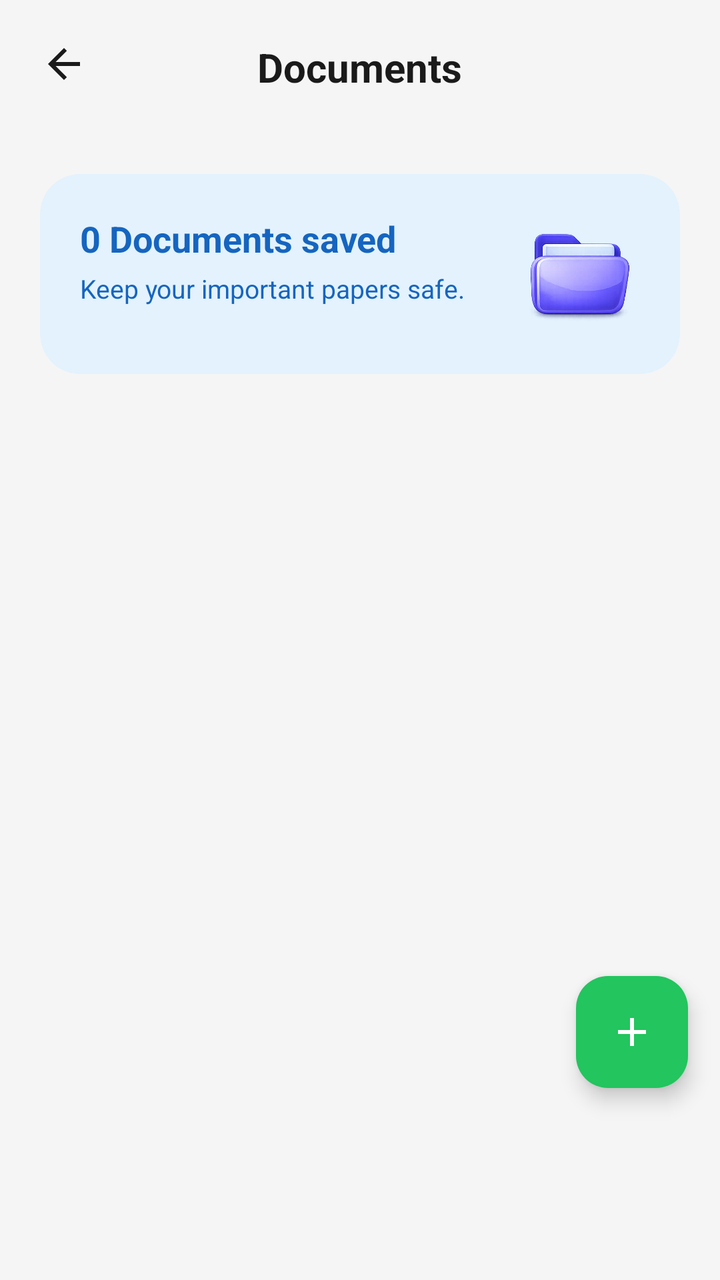
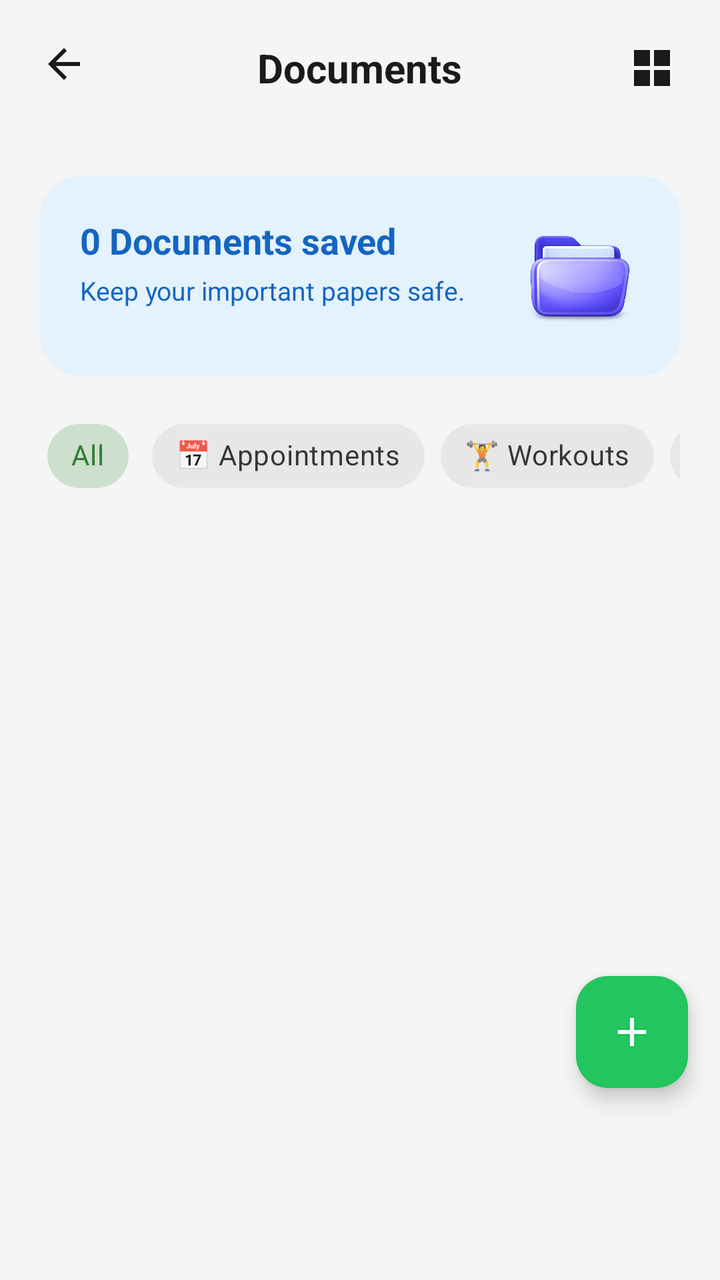

An Android layout rendered at two revisions. The XML below is the earlier revision; the diff shows what the commit changed to produce the second picture.
<!-- AndroidManifest.xml: application theme Theme.FridgeWise -->
<!-- res/layout/fragment_document_list.xml -->
<?xml version="1.0" encoding="utf-8"?>
<androidx.constraintlayout.widget.ConstraintLayout xmlns:android="http://schemas.android.com/apk/res/android"
    xmlns:app="http://schemas.android.com/apk/res-auto"
    xmlns:tools="http://schemas.android.com/tools"
    android:layout_width="match_parent"
    android:layout_height="match_parent"
    android:background="@color/bg_primary">

    
    <FrameLayout
        android:id="@+id/headerContainer"
        android:layout_width="match_parent"
        android:layout_height="wrap_content"
        app:layout_constraintTop_toTopOf="parent">

        
        <RelativeLayout
            android:id="@+id/headerLayout"
            android:layout_width="match_parent"
            android:layout_height="wrap_content"
            android:padding="20dp"
            android:visibility="visible">

            <ImageView
                android:id="@+id/btnBack"
                android:layout_width="24dp"
                android:layout_height="24dp"
                android:src="@drawable/outline_arrow_back_24"
                app:tint="@color/text_primary" />

            <TextView
                android:layout_width="wrap_content"
                android:layout_height="wrap_content"
                android:layout_centerInParent="true"
                android:text="Documents"
                android:textColor="@color/text_primary"
                android:textSize="20sp"
                android:textStyle="bold" />
        </RelativeLayout>

        
        <androidx.appcompat.widget.Toolbar
            android:id="@+id/selectionToolbar"
            android:layout_width="match_parent"
            android:layout_height="?attr/actionBarSize"
            android:background="@color/bg_primary"
            android:visibility="gone"
            app:navigationIcon="@drawable/ic_close"
            app:navigationIconTint="@color/text_primary">

            <LinearLayout
                android:layout_width="wrap_content"
                android:layout_height="match_parent"
                android:gravity="center_vertical"
                android:orientation="horizontal">

                <CheckBox
                    android:id="@+id/cbSelectAll"
                    android:layout_width="28dp"
                    android:layout_height="28dp"
                    android:button="@drawable/ic_check_tick"
                    android:buttonTint="@color/green_primary" />

                <TextView
                    android:id="@+id/tvSelectionCount"
                    android:layout_width="wrap_content"
                    android:layout_height="wrap_content"
                    android:layout_marginStart="12dp"
                    android:text="0 selected"
                    android:textColor="@color/text_primary"
                    android:textSize="18sp"
                    android:textStyle="bold" />
            </LinearLayout>
        </androidx.appcompat.widget.Toolbar>
    </FrameLayout>

    <androidx.core.widget.NestedScrollView
        android:layout_width="match_parent"
        android:layout_height="0dp"
        app:layout_constraintBottom_toBottomOf="parent"
        app:layout_constraintTop_toBottomOf="@id/headerContainer">

        <LinearLayout
            android:layout_width="match_parent"
            android:layout_height="wrap_content"
            android:orientation="vertical"
            android:padding="20dp">

            
            <com.google.android.material.card.MaterialCardView
                android:layout_width="match_parent"
                android:layout_height="wrap_content"
                app:cardBackgroundColor="@color/doc_banner_bg"
                app:cardCornerRadius="20dp"
                app:cardElevation="0dp"
                app:strokeWidth="0dp">

                <RelativeLayout
                    android:layout_width="match_parent"
                    android:layout_height="wrap_content"
                    android:padding="20dp">

                    <TextView
                        android:id="@+id/tvDocCount"
                        android:layout_width="wrap_content"
                        android:layout_height="wrap_content"
                        android:text="0 Documents saved"
                        android:textColor="@color/doc_primary"
                        android:textSize="18sp"
                        android:textStyle="bold" />

                    <TextView
                        android:layout_width="wrap_content"
                        android:layout_height="wrap_content"
                        android:layout_below="@id/tvDocCount"
                        android:layout_marginTop="4dp"
                        android:text="Keep your important papers safe."
                        android:textColor="@color/doc_primary"
                        android:textSize="13sp" />

                    <ImageView
                        android:layout_width="60dp"
                        android:layout_height="60dp"
                        android:layout_alignParentEnd="true"
                        android:layout_centerVertical="true"
                        android:src="@drawable/v02_img_icons_doccc" />
                </RelativeLayout>
            </com.google.android.material.card.MaterialCardView>

            <androidx.recyclerview.widget.RecyclerView
                android:id="@+id/rvDocuments"
                android:layout_width="match_parent"
                android:layout_height="wrap_content"
                android:layout_marginTop="20dp"
                android:nestedScrollingEnabled="false"
                tools:listitem="@layout/item_document" />

            
            <LinearLayout
                android:id="@+id/llEmptyState"
                android:layout_width="match_parent"
                android:layout_height="wrap_content"
                android:layout_marginTop="60dp"
                android:gravity="center"
                android:orientation="vertical"
                android:visibility="gone"
                tools:visibility="visible">

                <ImageView
                    android:layout_width="160dp"
                    android:layout_height="160dp"
                    android:src="@drawable/v02_img_icons_doccc"
                    android:alpha="0.4" />

                <TextView
                    android:layout_width="wrap_content"
                    android:layout_height="wrap_content"
                    android:layout_marginTop="20dp"
                    android:text="No documents yet"
                    android:textColor="@color/text_primary"
                    android:textSize="18sp"
                    android:textStyle="bold" />

                <TextView
                    android:layout_width="wrap_content"
                    android:layout_height="wrap_content"
                    android:layout_marginTop="8dp"
                    android:text="Tap + to save your first prescription or receipt"
                    android:textColor="@color/text_secondary"
                    android:textSize="14sp" />
            </LinearLayout>

        </LinearLayout>
    </androidx.core.widget.NestedScrollView>



    <com.google.android.material.floatingactionbutton.FloatingActionButton
        android:id="@+id/fabAddDoc"
        android:layout_width="wrap_content"
        android:layout_height="wrap_content"
        android:layout_marginEnd="16dp"
        android:layout_marginBottom="96dp"
        android:src="@drawable/ic_add"
        app:backgroundTint="#22C55E"
        app:layout_constraintBottom_toBottomOf="parent"
        app:layout_constraintEnd_toEndOf="parent"
        app:tint="@color/white" />

</androidx.constraintlayout.widget.ConstraintLayout>
<!-- res/layout/item_document.xml (included above) -->
<?xml version="1.0" encoding="utf-8"?>
<com.google.android.material.card.MaterialCardView xmlns:android="http://schemas.android.com/apk/res/android"
    xmlns:app="http://schemas.android.com/apk/res-auto"
    android:id="@+id/docCard"
    android:layout_width="match_parent"
    android:layout_height="wrap_content"
    android:layout_marginHorizontal="16dp"
    android:layout_marginVertical="6dp"
    app:cardBackgroundColor="@color/doc_item_card_bg"
    app:cardCornerRadius="16dp"
    app:cardElevation="0dp"
    app:strokeColor="@color/doc_item_card_stroke"
    app:strokeWidth="1.2dp">

    <RelativeLayout
        android:layout_width="match_parent"
        android:layout_height="wrap_content"
        android:padding="12dp">

            <com.google.android.material.card.MaterialCardView
                android:id="@+id/imgDocContainer"
                android:layout_width="60dp"
                android:layout_height="60dp"
                app:cardBackgroundColor="@color/doc_item_well_bg"
                app:cardCornerRadius="10dp"
                app:cardElevation="0dp">

                <ImageView
                    android:id="@+id/ivDocThumbnail"
                    android:layout_width="match_parent"
                    android:layout_height="match_parent"
                    android:scaleType="centerCrop"
                    android:src="@drawable/v02_img_icons_doccc" />
            </com.google.android.material.card.MaterialCardView>

            <LinearLayout
                android:layout_width="match_parent"
                android:layout_height="wrap_content"
                android:layout_centerVertical="true"
                android:layout_marginStart="16dp"
                android:layout_toStartOf="@id/btnDownload"
                android:layout_toEndOf="@id/imgDocContainer"
                android:orientation="vertical">

                <TextView
                    android:id="@+id/tvDocName"
                    android:layout_width="wrap_content"
                    android:layout_height="wrap_content"
                    android:text="Health Insurance"
                    android:textColor="@color/doc_item_text_primary"
                    android:textSize="16sp"
                    android:textStyle="bold" />

                <TextView
                    android:id="@+id/tvDocCategory"
                    android:layout_width="wrap_content"
                    android:layout_height="wrap_content"
                    android:layout_marginTop="2dp"
                    android:text="Personal"
                    android:textColor="@color/doc_item_text_secondary"
                    android:textSize="13sp" />
            </LinearLayout>

            <ImageView
                android:id="@+id/btnDownload"
                android:layout_width="24dp"
                android:layout_height="24dp"
                android:layout_centerVertical="true"
                android:layout_marginEnd="12dp"
                android:layout_toStartOf="@id/btnMore"
                android:background="?attr/selectableItemBackgroundBorderless"
                android:padding="2dp"
                android:src="@drawable/ic_download"
                app:tint="@color/doc_primary" />

            <ImageView
                android:id="@+id/btnMore"
                android:layout_width="24dp"
                android:layout_height="24dp"
                android:layout_alignParentEnd="true"
                android:layout_centerVertical="true"
                android:background="?attr/selectableItemBackgroundBorderless"
                android:src="@drawable/ic_more_vert"
                app:tint="@color/doc_item_text_secondary" />

        </RelativeLayout>
    </com.google.android.material.card.MaterialCardView>
<!-- resources referenced by this layout -->
<resources>
  <color name="bg_primary">#F5F5F5</color>
  <color name="doc_banner_bg">#E3F2FD</color>
  <color name="doc_item_card_bg">#FFFFFF</color>
  <color name="doc_item_card_stroke">#F0F0F0</color>
  <color name="doc_item_text_primary">#1A1A1A</color>
  <color name="doc_item_text_secondary">#757575</color>
  <color name="doc_item_well_bg">#F5F5F5</color>
  <color name="doc_primary">#1565C0</color>
  <color name="green_primary">#2E7D32</color>
  <color name="text_primary">#1A1A1A</color>
  <color name="text_secondary">#757575</color>
  <color name="white">#FFFFFF</color>
  <!-- drawable ic_add (drawable) -->
  <vector xmlns:android="http://schemas.android.com/apk/res/android"
      android:width="24dp"
      android:height="24dp"
      android:viewportWidth="24"
      android:viewportHeight="24">
    <path
        android:fillColor="#FF000000"
        android:pathData="M19,13h-6v6h-2v-6H5v-2h6V5h2v6h6v2z"/>
  </vector>
  <!-- drawable ic_check_tick (drawable) -->
  <vector xmlns:android="http://schemas.android.com/apk/res/android"
      android:width="24dp"
      android:height="24dp"
      android:viewportWidth="24"
      android:viewportHeight="24">
      <path
          android:fillColor="#FFFFFF"
          android:pathData="M9,16.17L4.83,12l-1.42,1.41L9,19 21,7l-1.41,-1.41z"/>
  </vector>
  <style name="Theme.FridgeWise" parent="Base.Theme.FridgeWise" />
  <color name="bg_secondary">#FFFFFF</color>
  <color name="green_pale">#E8F5E9</color>
  <color name="profile_accent_teal">#2DD4BF</color>
  <color name="surface_elevated">#FFFFFF</color>
  <color name="divider_color">#EEEEEE</color>
  <style name="TextAppearance.App.TitleLarge" parent="TextAppearance.Material3.TitleLarge">
          <item name="android:textStyle">bold</item>
          <item name="android:textColor">@color/text_primary</item>
      </style>
  <style name="TextAppearance.App.TitleMedium" parent="TextAppearance.Material3.TitleMedium">
          <item name="android:textStyle">bold</item>
          <item name="android:textColor">@color/text_primary</item>
      </style>
  <style name="TextAppearance.App.BodyLarge" parent="TextAppearance.Material3.BodyLarge">
          <item name="android:textColor">@color/text_primary</item>
      </style>
  <style name="TextAppearance.App.BodyMedium" parent="TextAppearance.Material3.BodyMedium">
          <item name="android:textColor">@color/text_secondary</item>
      </style>
  <style name="TextAppearance.App.LabelLarge" parent="TextAppearance.Material3.LabelLarge">
          <item name="android:textColor">@color/green_primary</item>
          <item name="android:textStyle">bold</item>
      </style>
  <style name="Widget.App.FloatingActionButton" parent="Widget.Material3.FloatingActionButton.Primary">
          <item name="backgroundTint">@color/green_primary</item>
          <item name="tint">@color/white</item>
      </style>
  <!-- unchanged entries left out for length: 6 -->
</resources>

<!-- the commit's change to res/layout/fragment_document_list.xml (unified diff, before → after) -->
@@ -36,6 +36,18 @@
                 android:textColor="@color/text_primary"
                 android:textSize="20sp"
                 android:textStyle="bold" />
+
+            <ImageView
+                android:id="@+id/btnToggleView"
+                android:layout_width="28dp"
+                android:layout_height="28dp"
+                android:layout_alignParentEnd="true"
+                android:layout_centerVertical="true"
+                android:background="?attr/selectableItemBackgroundBorderless"
+                android:padding="2dp"
+                android:src="@drawable/ic_view_grid"
+                app:tint="@color/text_primary"
+                tools:ignore="ContentDescription" />
         </RelativeLayout>
 
         
@@ -127,11 +139,63 @@
                 </RelativeLayout>
             </com.google.android.material.card.MaterialCardView>
 
+            
+            <HorizontalScrollView
+                android:layout_width="match_parent"
+                android:layout_height="wrap_content"
+                android:layout_marginTop="16dp"
+                android:scrollbars="none">
+
+                <com.google.android.material.chip.ChipGroup
+                    android:id="@+id/cgDocCategories"
+                    android:layout_width="wrap_content"
+                    android:layout_height="wrap_content"
+                    app:singleSelection="true"
+                    app:singleLine="true">
+
+                    <com.google.android.material.chip.Chip
+                        android:id="@+id/chipFilterAll"
+                        style="@style/Widget.MaterialComponents.Chip.Choice"
+                        android:layout_width="wrap_content"
+                        android:layout_height="wrap_content"
+                        android:checked="true"
+                        android:text="All" />
+
+                    <com.google.android.material.chip.Chip
+                        android:id="@+id/chipFilterAppointments"
+                        style="@style/Widget.MaterialComponents.Chip.Choice"
+                        android:layout_width="wrap_content"
+                        android:layout_height="wrap_content"
+                        android:text="📅 Appointments" />
+
+                    <com.google.android.material.chip.Chip
+                        android:id="@+id/chipFilterWorkouts"
+                        style="@style/Widget.MaterialComponents.Chip.Choice"
+                        android:layout_width="wrap_content"
+                        android:layout_height="wrap_content"
+                        android:text="🏋️ Workouts" />
+
+                    <com.google.android.material.chip.Chip
+                        android:id="@+id/chipFilterMedical"
+                        style="@style/Widget.MaterialComponents.Chip.Choice"
+                        android:layout_width="wrap_content"
+                        android:layout_height="wrap_content"
+                        android:text="🏥 Medical" />
+
+                    <com.google.android.material.chip.Chip
+                        android:id="@+id/chipFilterFinance"
+                        style="@style/Widget.MaterialComponents.Chip.Choice"
+                        android:layout_width="wrap_content"
+                        android:layout_height="wrap_content"
+                        android:text="💳 Receipts" />
+                </com.google.android.material.chip.ChipGroup>
+            </HorizontalScrollView>
+
             <androidx.recyclerview.widget.RecyclerView
                 android:id="@+id/rvDocuments"
                 android:layout_width="match_parent"
                 android:layout_height="wrap_content"
-                android:layout_marginTop="20dp"
+                android:layout_marginTop="16dp"
                 android:nestedScrollingEnabled="false"
                 tools:listitem="@layout/item_document" />
 
<!-- resource entries referenced after the edit -->
@@ -32,6 +32,16 @@
           android:fillColor="#FFFFFF"
           android:pathData="M9,16.17L4.83,12l-1.42,1.41L9,19 21,7l-1.41,-1.41z"/>
   </vector>
+  <!-- drawable ic_view_grid (drawable) -->
+  <vector xmlns:android="http://schemas.android.com/apk/res/android"
+      android:width="24dp"
+      android:height="24dp"
+      android:viewportWidth="24"
+      android:viewportHeight="24">
+    <path
+        android:fillColor="@color/text_primary"
+        android:pathData="M3,3h8v8H3V3zm10,0h8v8h-8V3zM3,13h8v8H3v-8zm10,0h8v8h-8v-8z"/>
+  </vector>
   <style name="Theme.FridgeWise" parent="Base.Theme.FridgeWise" />
   <color name="bg_secondary">#FFFFFF</color>
   <color name="green_pale">#E8F5E9</color>
@@ -41,20 +51,30 @@
   <style name="TextAppearance.App.TitleLarge" parent="TextAppearance.Material3.TitleLarge">
           <item name="android:textStyle">bold</item>
           <item name="android:textColor">@color/text_primary</item>
+          <item name="android:letterSpacing">-0.02</item>
+          <item name="android:includeFontPadding">false</item>
       </style>
   <style name="TextAppearance.App.TitleMedium" parent="TextAppearance.Material3.TitleMedium">
           <item name="android:textStyle">bold</item>
           <item name="android:textColor">@color/text_primary</item>
+          <item name="android:letterSpacing">-0.01</item>
+          <item name="android:includeFontPadding">false</item>
       </style>
   <style name="TextAppearance.App.BodyLarge" parent="TextAppearance.Material3.BodyLarge">
           <item name="android:textColor">@color/text_primary</item>
+          <item name="android:letterSpacing">0.0</item>
+          <item name="android:includeFontPadding">false</item>
       </style>
   <style name="TextAppearance.App.BodyMedium" parent="TextAppearance.Material3.BodyMedium">
           <item name="android:textColor">@color/text_secondary</item>
+          <item name="android:letterSpacing">0.0</item>
+          <item name="android:includeFontPadding">false</item>
       </style>
   <style name="TextAppearance.App.LabelLarge" parent="TextAppearance.Material3.LabelLarge">
           <item name="android:textColor">@color/green_primary</item>
           <item name="android:textStyle">bold</item>
+          <item name="android:letterSpacing">0.01</item>
+          <item name="android:includeFontPadding">false</item>
       </style>
   <style name="Widget.App.FloatingActionButton" parent="Widget.Material3.FloatingActionButton.Primary">
           <item name="backgroundTint">@color/green_primary</item>
